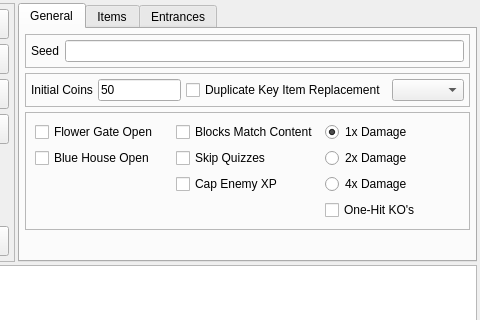
Old version of the form tools/gui/main.ui in the repository icebound777/PMR-SeedGenerator; both pictures show x 138 to 618 and y 0 to 320 of the 618 by 465 pixel window.
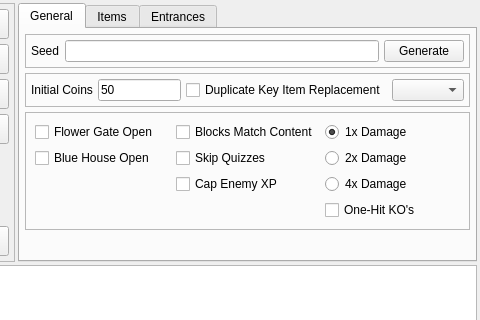
New version of the form.

Commit message: Enable/disable logic for widgets & Generate button for random seed strings using item enum

```diff
--- a/tools/gui/main.ui
+++ b/tools/gui/main.ui
@@ -215,6 +215,13 @@
            <item>
             <widget class="QLineEdit" name="edit_seed"/>
            </item>
+           <item>
+            <widget class="QPushButton" name="button_generate">
+             <property name="text">
+              <string>Generate</string>
+             </property>
+            </widget>
+           </item>
           </layout>
          </widget>
         </item>
```
Left out of the diff: 20 changed lines with no effect on the pictures. The commit also changes 1 other file.
